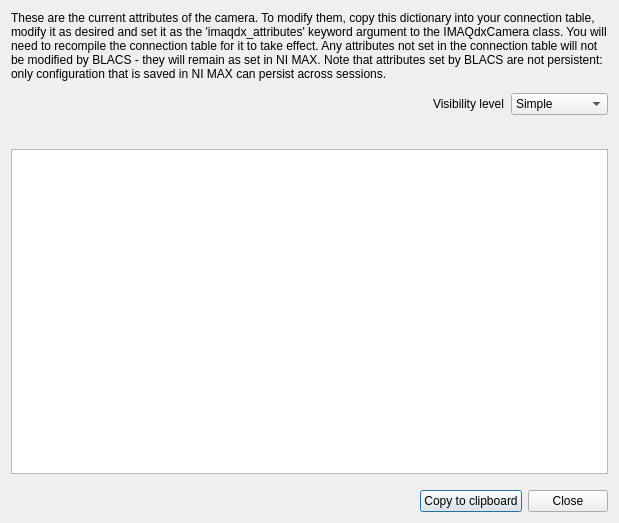
This is IMAQdxCamera/attributes_dialog.ui in labscript-suite/labscript-devices as Qt 5 draws it before an edit. The edited form follows.
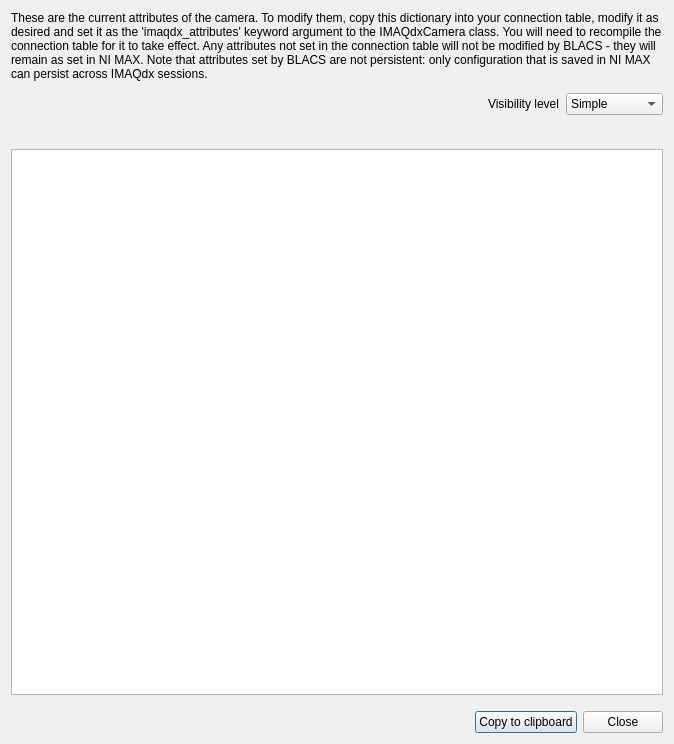
This is the edited form. Icons and pictures are not drawn.

Commit message: IMAQdxCamera: Adding more options for controlling frame rate of continuous acquisition.

The edit to the form file:
```diff
--- a/IMAQdxCamera/attributes_dialog.ui
+++ b/IMAQdxCamera/attributes_dialog.ui
@@ -6,8 +6,8 @@
    <rect>
     <x>0</x>
     <y>0</y>
-    <width>619</width>
-    <height>523</height>
+    <width>674</width>
+    <height>744</height>
    </rect>
   </property>
   <property name="windowTitle">
@@ -21,7 +21,7 @@
    <item>
     <widget class="QLabel" name="label">
      <property name="text">
-      <string>These are the current attributes of the camera. To modify them, copy this dictionary into your connection table, modify it as desired and set it as the 'imaqdx_attributes' keyword argument to the IMAQdxCamera class. You will need to recompile the connection table for it to take effect. Any attributes not set in the connection table will not be modified by BLACS - they will remain as set in NI MAX. Note that attributes set by BLACS are not persistent: only configuration that is saved in NI MAX can persist across sessions.</string>
+      <string>These are the current attributes of the camera. To modify them, copy this dictionary into your connection table, modify it as desired and set it as the 'imaqdx_attributes' keyword argument to the IMAQdxCamera class. You will need to recompile the connection table for it to take effect. Any attributes not set in the connection table will not be modified by BLACS - they will remain as set in NI MAX. Note that attributes set by BLACS are not persistent: only configuration that is saved in NI MAX can persist across IMAQdx sessions.</string>
      </property>
      <property name="wordWrap">
       <bool>true</bool>
```
The commit also changes 2 other files.
